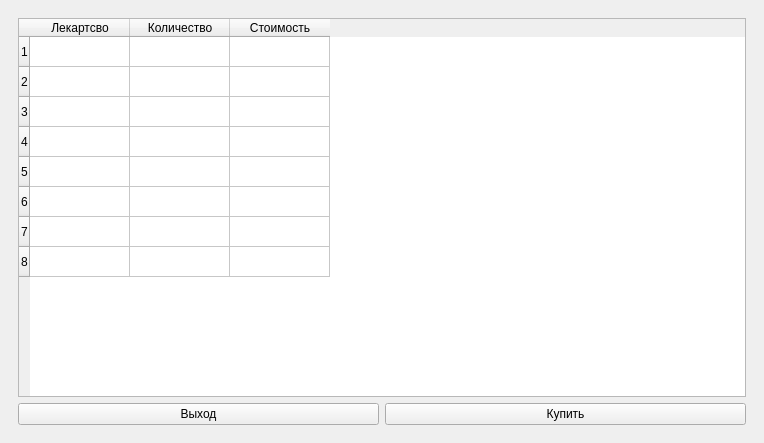
Toxicattack4up/AptekaService, file mainwindow.ui: the form before one commit.
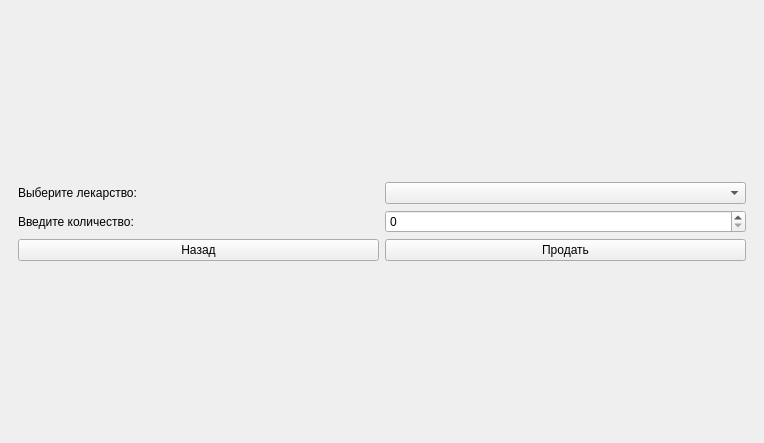
The form after the commit. The open tabs and pages were chosen to show the change.

Patch:
```diff
--- a/mainwindow.ui
+++ b/mainwindow.ui
@@ -436,55 +436,6 @@
         </item>
        </layout>
       </widget>
-      <widget class="QWidget" name="view_medicine_items_for_buy">
-       <layout class="QGridLayout" name="gridLayout_16">
-        <item row="0" column="1">
-         <layout class="QGridLayout" name="Buy_items_menu">
-          <item row="3" column="0">
-           <widget class="QPushButton" name="back_to_menu_buyer_pushButton">
-            <property name="text">
-             <string>Выход</string>
-            </property>
-           </widget>
-          </item>
-          <item row="3" column="1">
-           <widget class="QPushButton" name="buy_pharmacy_item_pushButton">
-            <property name="text">
-             <string>Купить</string>
-            </property>
-           </widget>
-          </item>
-          <item row="0" column="0" colspan="2">
-           <widget class="QTableWidget" name="table_pharmacy_items">
-            <row/>
-            <row/>
-            <row/>
-            <row/>
-            <row/>
-            <row/>
-            <row/>
-            <row/>
-            <column>
-             <property name="text">
-              <string>Лекартсво</string>
-             </property>
-            </column>
-            <column>
-             <property name="text">
-              <string>Количество</string>
-             </property>
-            </column>
-            <column>
-             <property name="text">
-              <string>Стоимость</string>
-             </property>
-            </column>
-           </widget>
-          </item>
-         </layout>
-        </item>
-       </layout>
-      </widget>
       <widget class="QWidget" name="view_pharmacy">
        <layout class="QGridLayout" name="gridLayout_8">
         <item row="0" column="0">
@@ -910,17 +861,7 @@
       <widget class="QWidget" name="buy_medicine_item_menu">
        <layout class="QGridLayout" name="gridLayout_17">
         <item row="0" column="0">
-         <layout class="QGridLayout" name="buy_medicine_menu">
-          <item row="1" column="0">
-           <widget class="QLabel" name="quantity_label">
-            <property name="text">
-             <string>Введите колличество:</string>
-            </property>
-           </widget>
-          </item>
-          <item row="0" column="1">
-           <widget class="QComboBox" name="buy_comboBox"/>
-          </item>
+         <layout class="QGridLayout" name="sell_medicine_menu">
           <item row="0" column="0">
            <widget class="QLabel" name="comboBoxlabel">
             <property name="text">
@@ -935,16 +876,26 @@
             </property>
            </widget>
           </item>
-          <item row="2" column="1">
-           <widget class="QPushButton" name="buy_pushButton">
-            <property name="text">
-             <string>Купить</string>
-            </property>
-           </widget>
-          </item>
           <item row="1" column="1">
            <widget class="QSpinBox" name="quantity_spinBox"/>
           </item>
+          <item row="1" column="0">
+           <widget class="QLabel" name="quantity_label">
+            <property name="text">
+             <string>Введите количество:</string>
+            </property>
+           </widget>
+          </item>
+          <item row="2" column="1">
+           <widget class="QPushButton" name="buy_pushButton">
+            <property name="text">
+             <string>Продать</string>
+            </property>
+           </widget>
+          </item>
+          <item row="0" column="1">
+           <widget class="QComboBox" name="buy_comboBox"/>
+          </item>
          </layout>
         </item>
        </layout>
@@ -1041,42 +992,6 @@
             <property name="text">
              <string>Введите логин:</string>
             </property>
-           </widget>
-          </item>
-          <item row="1" column="0">
-           <widget class="QLabel" name="regpass_label">
-            <property name="text">
-             <string>Введите пароль:</string>
-            </property>
-           </widget>
-          </item>
-         </layout>
-        </item>
-       </layout>
-      </widget>
-      <widget class="QWidget" name="sell_menu_2">
-       <layout class="QGridLayout" name="gridLayout_2">
-        <item row="0" column="0">
-         <layout class="QGridLayout" name="sell_medicine_menu">
-          <item row="1" column="0">
-           <widget class="QLabel" name="sell_quantity_label">
-            <property name="text">
-             <string>Введите колличество:</string>
-            </property>
-           </widget>
-          </item>
-          <item row="0" column="1">
-           <widget class="QComboBox" name="sell_comboBox"/>
-          </item>
-          <item row="0" column="0">
-           <widget class="QLabel" name="sell_comboBox_label">
-            <property name="text">
-             <string>Выберите лекарство:</string>
-            </property>
-           </widget>
-          </item>
-          <item row="2" column="0">
-           <widget class="QPushButton" name="back_to_seller_menu_pushButton">
             <property name="text">
              <string>Назад</string>
             </property>
```
Left out of the diff: 812 changed lines with no effect on the pictures.
